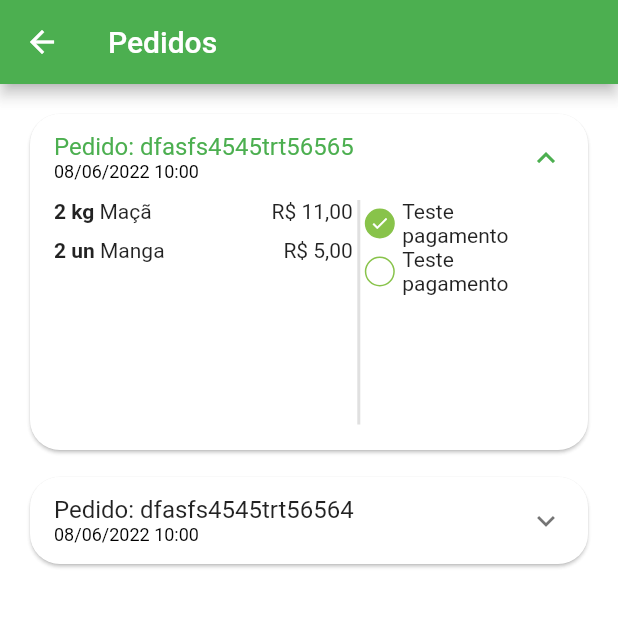
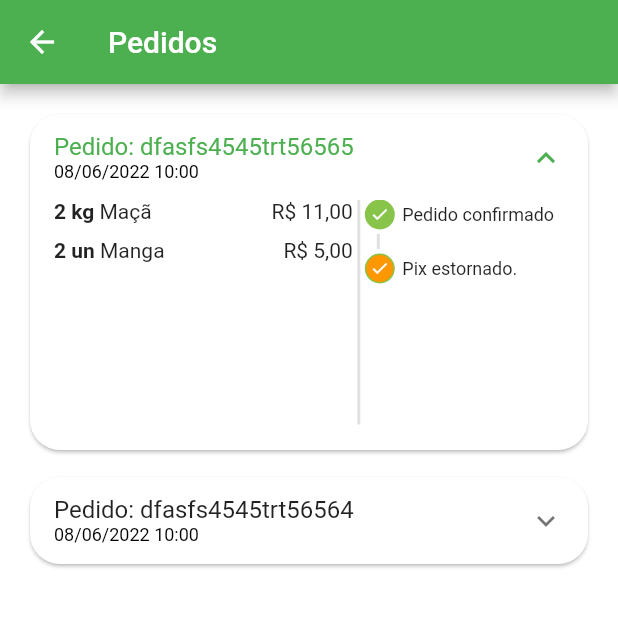
Before and after one commit to Fabricio-Guima/dart-fundamentos, a Flutter app: the OrderTab screen opened directly, after a tap on an icon or button, on a phone screen of 412 x 824 dp, the top half of it. Run offline on Flutter 3.47's test engine with Material 2 defaults, Android fonts, the phone set to English and light mode, and no system bars; our stand-ins replace animated_text_kit, badges, mask_text_input_formatter, sqflite, synchronized; missing offline and left inert: dart:mirrors, mysql1; accounts and stored records are empty.

Commit message:
pagamento cancelado e pagamento vencido

```diff
--- a/quitanda/lib/src/config/app_data.dart
+++ b/quitanda/lib/src/config/app_data.dart
@@ -106,7 +106,7 @@ List<OrderModel> orders = [
     overDueDateTime: DateTime.parse(
       '2022-12-31 10:00:10',
     ),
-    status: 'pending_payment',
+    status: 'refunded',
     copyAndPaste: 'Q23ewr234rt',
     total: 20.0,
   ),
@@ -119,7 +119,7 @@ List<OrderModel> orders = [
       CartItemModel(item: apple, quantity: 1),
     ],
     overDueDateTime: DateTime.parse(
-      '2022-12-31 10:00:10',
+      '2021-12-31 10:00:10',
     ),
     status: 'pending_payment',
     copyAndPaste: 'Q23ewr234rt',
--- a/quitanda/lib/src/pages/orders/components/order_status_widget.dart
+++ b/quitanda/lib/src/pages/orders/components/order_status_widget.dart
@@ -5,9 +5,19 @@ class OrderStatusWidget extends StatelessWidget {
   final String status;
   //está vencido o pagamento?
   final bool isOverDue;
-  //status do pedido
 
-  const OrderStatusWidget({
+  final Map<String, int> allStatus = <String, int>{
+    'pending_payment': 0,
+    'refunded': 1,
+    'paid': 2,
+    'preparing_purchase': 23,
+    'shipping': 4,
+    'delivered': 5
+  };
+
+  int get currentStatus => allStatus[status]!;
+
+  OrderStatusWidget({
     Key? key,
     required this.status,
     required this.isOverDue,
@@ -16,25 +26,59 @@ class OrderStatusWidget extends StatelessWidget {
   @override
   Widget build(BuildContext context) {
     return Column(
-      children: const [
-        _statusDot(
+      crossAxisAlignment: CrossAxisAlignment.start,
+      children: [
+        const _statusDot(
           isAsctive: true,
-          title: 'Teste pagamento',
+          title: 'Pedido confirmado',
         ),
-        _statusDot(
-          isAsctive: false,
-          title: 'Teste pagamento',
-        ),
+        const _CustomDivider(),
+        if (currentStatus == 1) ...[
+          const _statusDot(
+              isAsctive: true,
+              title: 'Pix estornado.',
+              backgroundColor: Colors.orange)
+        ] else if (isOverDue) ...[
+          const _statusDot(
+            isAsctive: true,
+            title: 'Pagamento pix vencido',
+            backgroundColor: Colors.red,
+          )
+        ]
       ],
     );
   }
 }
 
+//divider vertical que separam os checks |
+class _CustomDivider extends StatelessWidget {
+  const _CustomDivider({super.key});
+
+  @override
+  Widget build(BuildContext context) {
+    return Container(
+      margin: const EdgeInsets.symmetric(
+        horizontal: 8,
+        vertical: 3,
+      ),
+      height: 10,
+      width: 2,
+      color: Colors.grey.shade300,
+    );
+  }
+}
+
+//divider para separar os check do status do pedido de forma vertical
 class _statusDot extends StatelessWidget {
   final bool isAsctive;
-  final title;
-  const _statusDot({Key? key, required this.isAsctive, required this.title})
-      : super(key: key);
+  final String title;
+  final Color? backgroundColor;
+  const _statusDot({
+    Key? key,
+    required this.isAsctive,
+    required this.title,
+    this.backgroundColor,
+  }) : super(key: key);
 
   @override
   Widget build(BuildContext context) {
@@ -51,8 +95,9 @@ class _statusDot extends StatelessWidget {
             border: Border.all(
               color: CustomColors.customSwatchColor,
             ),
-            color:
-                isAsctive ? CustomColors.customSwatchColor : Colors.transparent,
+            color: isAsctive
+                ? backgroundColor ?? CustomColors.customSwatchColor
+                : Colors.transparent,
           ),
           // const SizedBox.shrink() preenche o espaço que der
           child: isAsctive
@@ -64,11 +109,18 @@ class _statusDot extends StatelessWidget {
               : const SizedBox.shrink(),
         ),
         //divider para separar o check do status do pedido
-        const SizedBox(width: 5),
+        const SizedBox(
+          width: 5,
+        ),
         //expanded estica tudo e respeita limites e nao deixa o texto (seu filho)
         //estourar o container
         Expanded(
-          child: Text(title),
+          child: Text(
+            title,
+            style: const TextStyle(
+              fontSize: 12,
+            ),
+          ),
         ),
       ],
     );
```
